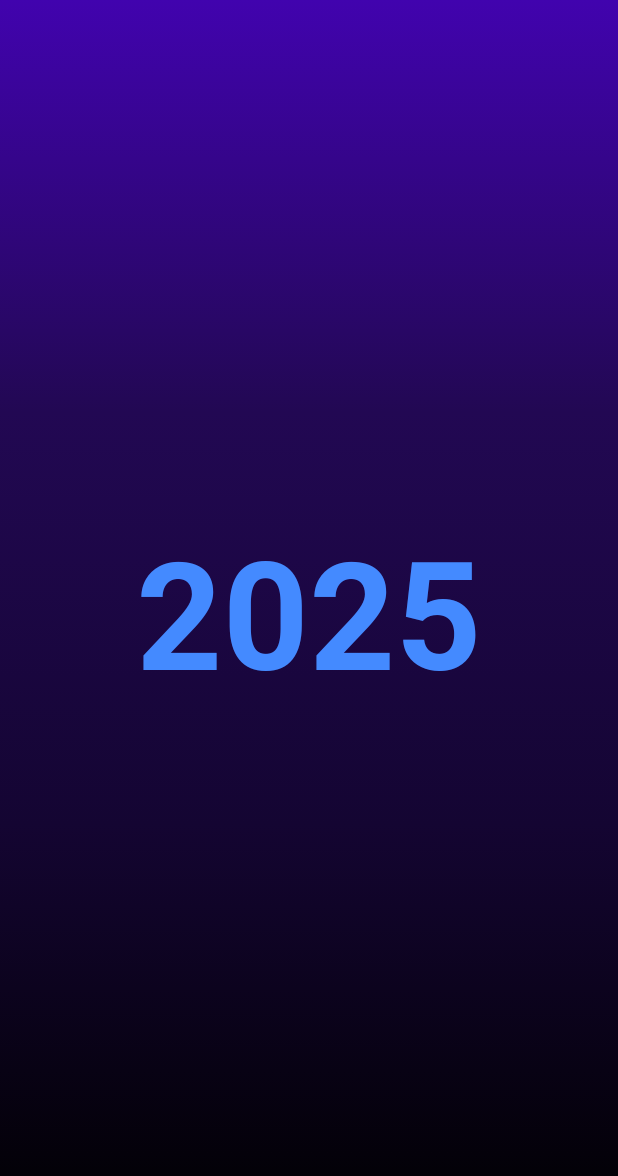
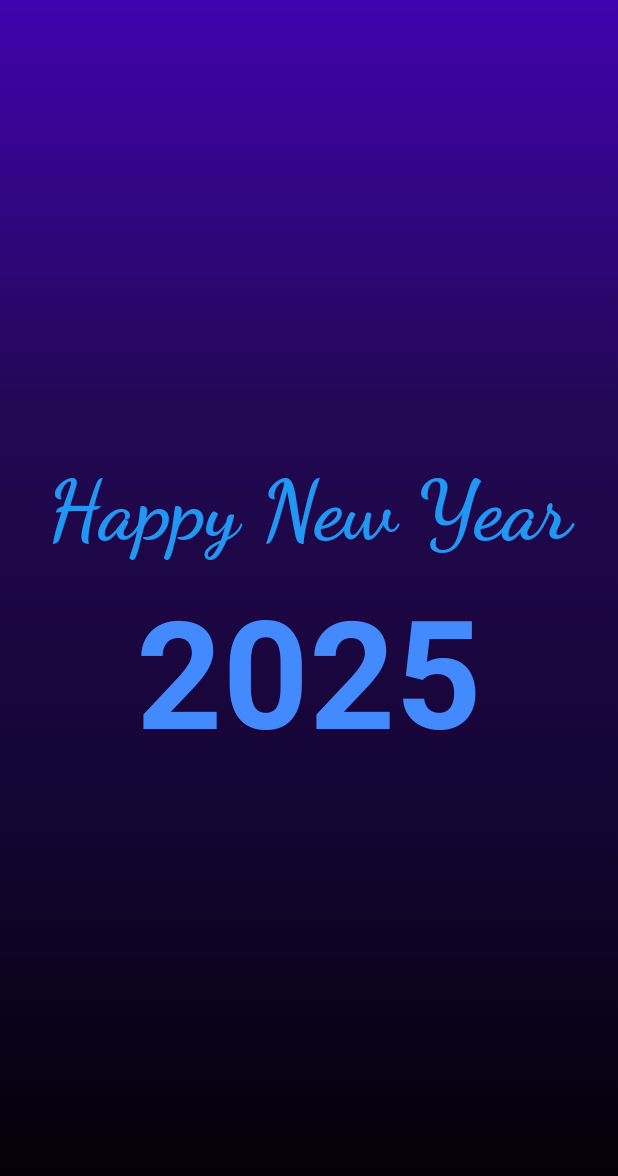
Before and after one commit to ChinmayMangela/flutteranimationpractice, a Flutter app: the screen it shows after launch, on a phone screen of 412 x 824 dp. Shown: the top 1176 px of the screen. Run offline on Flutter 3.47's test engine with Material 3 defaults, Android fonts, the phone set to English and light mode, and no system bars; our stand-ins replace google_fonts.

Commit message:
Implement happy new year text It will display after the digits animation is completed

```diff
--- a/lib/implicit_animation_examples/new_year_animation/second_animation/message.dart
+++ b/lib/implicit_animation_examples/new_year_animation/second_animation/message.dart
@@ -1,4 +1,5 @@
 import 'package:flutter/material.dart';
+import 'package:google_fonts/google_fonts.dart';
 
 class Message extends StatelessWidget {
   const Message({
@@ -8,6 +9,7 @@ class Message extends StatelessWidget {
     required this.isFiveVisible,
     required this.animationController1,
     required this.animationController2,
+    required this.isDigitsAnimationCompleted,
   });
 
   final AnimationController animationController1;
@@ -15,10 +17,15 @@ class Message extends StatelessWidget {
   final Animation<Offset> fourAnimation;
   final Animation<Offset> fiveAnimation;
   final bool isFiveVisible;
+  final bool isDigitsAnimationCompleted;
 
   @override
   Widget build(BuildContext context) {
-    return Row(
+    return Column(
+      mainAxisAlignment: MainAxisAlignment.center,
+      children: [
+        if (isDigitsAnimationCompleted) _buildNewYearText(),
+        Row(
           mainAxisAlignment: MainAxisAlignment.center,
           children: [
             _buildStaticText('202'),
@@ -28,10 +35,13 @@ class Message extends StatelessWidget {
             if (isFiveVisible)
               _buildAnimation(fiveAnimation, '5', animationController2),
           ],
+        ),
+      ],
     );
   }
 
-  Widget _buildAnimation(Animation<Offset> animation, String digit, AnimationController animationController) {
+  Widget _buildAnimation(Animation<Offset> animation, String digit,
+      AnimationController animationController) {
     return AnimatedBuilder(
       animation: animationController,
       builder: (context, child) {
@@ -50,6 +60,17 @@ class Message extends StatelessWidget {
     );
   }
 
+  Widget _buildNewYearText() {
+    return Text(
+      'Happy New Year',
+      style: GoogleFonts.dancingScript(
+        fontSize: 55,
+        fontWeight: FontWeight.bold,
+        color: Colors.blue,
+      ),
+    );
+  }
+
   Widget _buildStaticText(String text) {
     return Text(
       text,
--- a/pubspec.yaml
+++ b/pubspec.yaml
@@ -35,6 +35,7 @@ dependencies:
   # The following adds the Cupertino Icons font to your application.
   # Use with the CupertinoIcons class for iOS style icons.
   cupertino_icons: ^1.0.8
+  google_fonts: ^6.2.1
 
 dev_dependencies:
   flutter_test:
```
Also changed, not shown: lib/implicit_animation_examples/new_year_animation/second_animation/animation_screen.dart (+88 -28 lines), pubspec.lock, 7 other files. Lines whose indentation alone changed are shown as unchanged.
